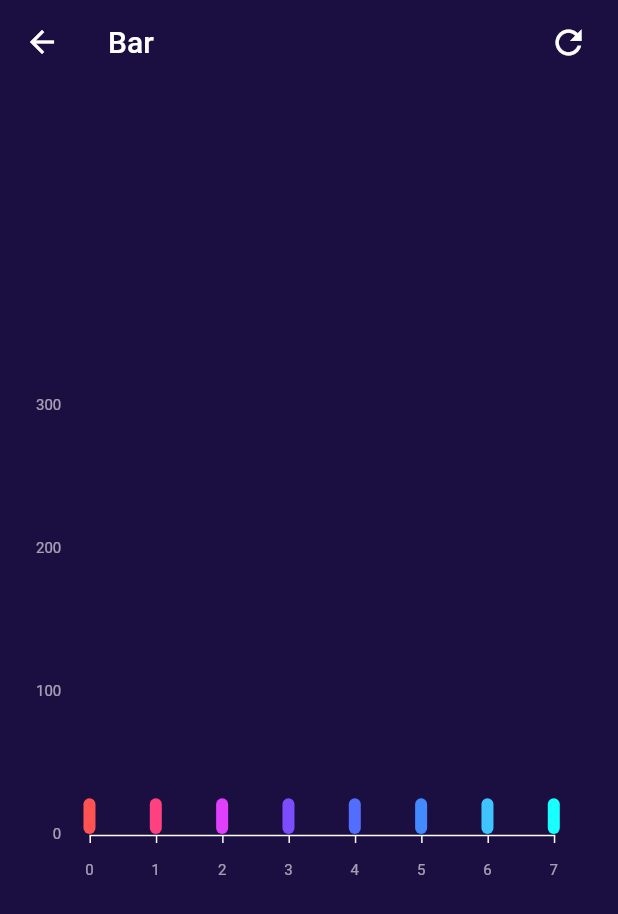
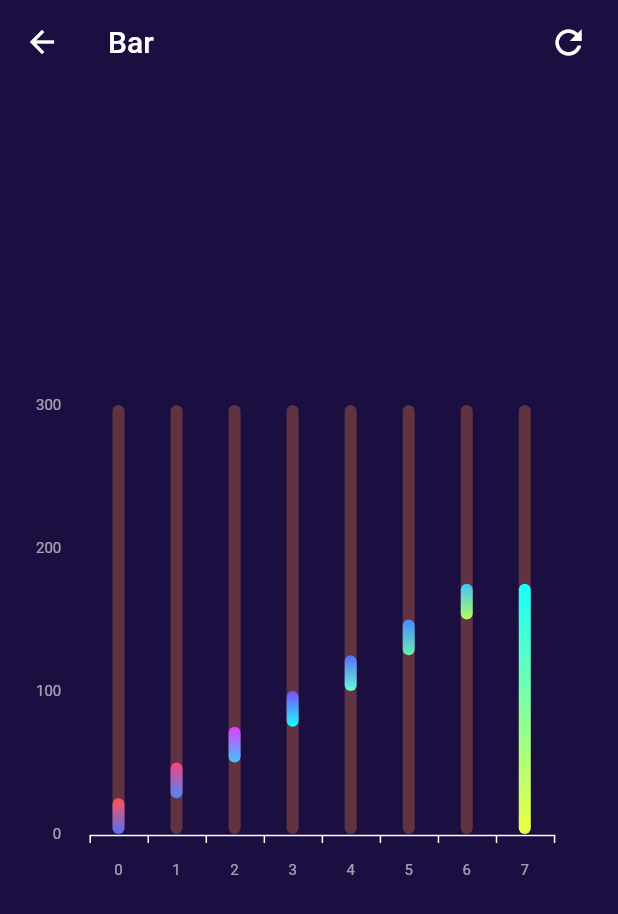
Before and after one commit to fucsusu/lwl-flutter-charts, a Flutter app: the BarPage screen opened directly, after a tap on the "refresh" icon, on a phone screen of 412 x 824 dp. Shown: the top 914 px of the screen. Run offline on Flutter 3.47's test engine with Material 2 defaults, Android fonts, the phone set to English and light mode, and no system bars.

Commit message:
feat:添加bar渐变色功能支持和修改README文件

```diff
--- a/example/lib/pages/bar_page.dart
+++ b/example/lib/pages/bar_page.dart
@@ -11,13 +11,21 @@ class BarPage extends StatefulWidget {
 }
 
 class _BarPageState extends State<BarPage> {
-  int index = 0;
+  int index = 4;
   bool showAxis = false;
   bool centerX = false;
-  bool waterfallMode = false;
   WaterfallBarDirection? waterfallBarDirection;
 
   Color barBackground = Colors.transparent;
+
+  @override
+  void initState() {
+    super.initState();
+    showAxis = true;
+    centerX = true;
+    barBackground = const Color(0x54EE7B3D);
+    waterfallBarDirection = null;
+  }
 
   @override
   Widget build(BuildContext context) {
@@ -65,7 +73,6 @@ class _BarPageState extends State<BarPage> {
       case 0:
         showAxis = false;
         centerX = false;
-        waterfallMode = false;
         waterfallBarDirection = null;
         barBackground = Colors.transparent;
         break;
@@ -85,14 +92,12 @@ class _BarPageState extends State<BarPage> {
         showAxis = true;
         centerX = true;
         barBackground = const Color(0x54EE7B3D);
-        waterfallMode = true;
         waterfallBarDirection = WaterfallBarDirection.toLeft;
         break;
       case 5:
         showAxis = true;
         centerX = true;
         barBackground = const Color(0x54EE7B3D);
-        waterfallMode = true;
         waterfallBarDirection = WaterfallBarDirection.toRight;
         break;
     }
@@ -104,7 +109,6 @@ class _BarPageState extends State<BarPage> {
       ChartAxisLayer(
         settings: ChartAxisSettings(
           centerX: centerX,
-          waterfallMode: waterfallMode,
           x: ChartAxisSettingsAxis(
             showAxis: showAxis,
             frequency: 1.0,
@@ -135,6 +139,14 @@ class _BarPageState extends State<BarPage> {
             color: Colors.accents[index],
             value: Random().nextInt(50) + 5,
             x: index.toDouble(),
+            gradient: LinearGradient(
+              colors: [
+                Colors.accents[index],
+                Colors.accents[index + 4],
+              ],
+              begin: Alignment.topCenter,
+              end: Alignment.bottomCenter,
+            ),
           ),
         ),
         settings: ChartBarSettings(
--- /dev/null
+++ b/lib/src/models/animation/chart_gradient_animation.dart
@@ -0,0 +1,40 @@
+import 'package:flutter/material.dart';
+
+import '../../../mrx_charts.dart';
+import 'gradient_tween.dart';
+
+/// 提供渐变色的动画值
+class ChartGradientAnimation implements ChartAnimation {
+  Animation<Gradient?>? _animation;
+  Gradient? _lastGradient;
+
+  ChartGradientAnimation();
+
+  Gradient? get current => _lastGradient = _animation?.value;
+
+  Gradient? get last => _lastGradient;
+
+  @override
+  void dispose() {
+    _animation = null;
+  }
+
+  void setup({
+    required Gradient? gradient,
+    required AnimationController controller,
+    Curve curve = Curves.easeInOut,
+    Gradient? initialGradient,
+    ChartGradientAnimation? oldAnimation,
+  }) {
+    final Animation<Gradient?> animation = GradientTween(
+      begin: oldAnimation?._lastGradient ?? initialGradient,
+      end: gradient,
+    ).animate(
+      CurvedAnimation(
+        parent: controller,
+        curve: curve,
+      ),
+    );
+    _animation = animation;
+  }
+}
--- /dev/null
+++ b/lib/src/models/animation/gradient_tween.dart
@@ -0,0 +1,9 @@
+import 'package:flutter/cupertino.dart';
+
+/// 两种渐变颜色之间的插值。
+class GradientTween extends Tween<Gradient?> {
+  GradientTween({begin, end}) : super(begin: begin, end: end);
+
+  @override
+  Gradient? lerp(double t) => Gradient.lerp(begin, end, t);
+}
--- a/lib/src/models/axis/chart_axis_layer.dart
+++ b/lib/src/models/axis/chart_axis_layer.dart
@@ -27,9 +27,6 @@ class ChartAxisLayer extends ChartLayer {
     required String Function(double) labelY,
     required this.settings,
   }) {
-    if (settings.waterfallMode) {
-      settings.x.max += settings.x.frequency;
-    }
     x = settings.x.generate(
       label: labelX,
       center: settings.centerX,
--- a/lib/src/models/axis/settings/chart_axis_settings.dart
+++ b/lib/src/models/axis/settings/chart_axis_settings.dart
@@ -4,9 +4,6 @@ part of '../chart_axis_layer.dart';
 class ChartAxisSettings {
   /// X轴是否居中显示
   final bool centerX;
-
-  /// 是否是瀑布模式
-  final bool waterfallMode;
 
   /// The x of the axis.
   final ChartAxisSettingsAxis x;
@@ -18,6 +15,5 @@ class ChartAxisSettings {
     required this.x,
     required this.y,
     this.centerX = false,
-    this.waterfallMode = false,
   });
 }
--- a/lib/src/models/bar/chart_bar_data_item.dart
+++ b/lib/src/models/bar/chart_bar_data_item.dart
@@ -5,8 +5,11 @@ class ChartBarDataItem extends ChartDataItem {
   /// The color of data item.
   final Color color;
 
+  /// 渐变色
+  final Gradient? gradient;
+
   /// The value of data item.
-  final double value;
+  double value;
 
   /// The axis x of data item.
   double x;
@@ -18,6 +21,7 @@ class ChartBarDataItem extends ChartDataItem {
     required this.color,
     required this.value,
     required this.x,
+    this.gradient,
   })  : _touch = _ChartBarDataItemTouch(),
         _value = _ChartBarDataItemValue();
 
@@ -107,6 +111,8 @@ class ChartBarDataItem extends ChartDataItem {
     Offset? initialPos,
     Size? initialSize,
     ChartBarDataItem? oldItem,
+    Gradient? gradient,
+    Gradient? initialGradient,
   }) {
     _value.setup(
       color: color,
@@ -117,6 +123,8 @@ class ChartBarDataItem extends ChartDataItem {
       oldValue: oldItem?._value,
       pos: pos,
       size: size,
+      gradient: gradient,
+      initialGradient: initialGradient,
     );
   }
 }
@@ -185,16 +193,21 @@ class _ChartBarDataItemValue {
   final ChartColorAnimation _color;
   final ChartPositionAnimation _pos;
   final ChartSizeAnimation _size;
+  final ChartGradientAnimation _gradient;
 
   _ChartBarDataItemValue()
       : _color = ChartColorAnimation(),
         _pos = ChartPositionAnimation(),
-        _size = ChartSizeAnimation();
+        _size = ChartSizeAnimation(),
+        _gradient = ChartGradientAnimation();
 
   /// Current color during the animation.
   ///
   /// Defaults to Colors.transparent
   Color get currentColor => _color.current;
+
+  ///获取当前gradient
+  Gradient? get currentGradient => _gradient.current;
 
   /// Current position during the animation.
   ///
@@ -211,6 +224,8 @@ class _ChartBarDataItemValue {
   /// Defaults to Colors.transparent
   Color get lastColor => _color.last;
 
+  Gradient? get lastGradient => _gradient.last;
+
   /// Last position on finish/stop animation.
   ///
   /// Defaults to Offset.zero
@@ -226,6 +241,7 @@ class _ChartBarDataItemValue {
     _color.dispose();
     _pos.dispose();
     _size.dispose();
+    _gradient.dispose();
   }
 
   /// Initialize animations.
@@ -237,8 +253,16 @@ class _ChartBarDataItemValue {
     Color? initialColor,
     Offset? initialPos,
     Size? initialSize,
+    Gradient? gradient,
+    Gradient? initialGradient,
     _ChartBarDataItemValue? oldValue,
   }) {
+    _gradient.setup(
+      gradient: gradient,
+      controller: controller,
+      initialGradient: initialGradient,
+      oldAnimation: oldValue?._gradient,
+    );
     _color.setup(
       color: color,
       controller: controller,
--- a/lib/src/models/bar/chart_bar_layer.dart
+++ b/lib/src/models/bar/chart_bar_layer.dart
@@ -2,6 +2,8 @@ import 'package:mrx_charts/src/models/animation/chart_animation.dart';
 import 'package:mrx_charts/src/models/chart_data_item.dart';
 import 'package:mrx_charts/src/models/chart_layer.dart';
 import 'package:flutter/material.dart';
+
+import '../animation/chart_gradient_animation.dart';
 
 part 'chart_bar_data_item.dart';
 
@@ -19,29 +21,21 @@ class ChartBarLayer extends ChartLayer {
     required this.items,
     required this.settings,
   }) {
+    ///瀑布流数据处理
     if (settings.waterfallBarDirection == WaterfallBarDirection.toRight) {
       double total = 0;
+      items.last.value = 0;
       for (var element in items) {
         total += element.value;
       }
-      items.add(ChartBarDataItem(
-        color: Colors.accents[items.length],
-        value: total,
-        x: items.length.toDouble() * settings.frequency,
-      ));
+      items.last.value = total;
     } else if (settings.waterfallBarDirection == WaterfallBarDirection.toLeft) {
       double total = 0;
+      items.first.value = 0;
       for (var element in items) {
         total += element.value;
-        element.x = element.x + settings.frequency;
       }
-      items.insert(
-          0,
-          ChartBarDataItem(
-            color: Colors.accents[items.length + 1],
-            value: total,
-            x: 0,
-          ));
+      items.first.value = total;
     }
   }
 
--- a/lib/src/painter/chart_bar_painter.dart
+++ b/lib/src/painter/chart_bar_painter.dart
@@ -39,7 +39,9 @@ class _ChartBarPainter {
           topLeft: layer.settings.radius.topLeft,
           topRight: layer.settings.radius.topRight,
         ),
-        Paint()..color = item.currentValueColor,
+        Paint()
+          ..color = item.currentValueColor
+          ..shader = item.gradient?.createShader(item.currentValuePos & item.currentValueSize),
       );
 
       touchableShapes.add(RectangleShape<ChartBarDataItem>(
@@ -70,14 +72,16 @@ class _ChartBarPainter {
       painterData.position.dy + painterData.size.height - size.height,
     );
     item.setupValue(
+      controller: controller,
       color: item.color,
-      controller: controller,
       initialColor: oldItem?.lastValueColor ?? Colors.transparent,
+      pos: pos.translate(0, -upShiftOffset),
       initialPos: oldItem?.lastValuePos ??
           Offset(pos.dx, painterData.position.dy + painterData.size.height).translate(0, -upShiftOffset),
+      size: size,
       initialSize: oldItem?.lastValueSize ?? Size(size.width, 0.0),
-      pos: pos.translate(0, -upShiftOffset),
-      size: size,
+      gradient: item.gradient,
+      initialGradient: oldItem?.gradient,
     );
     item.setupTouch(
       controller: controller,
```
Also changed, not shown: 1 other file.
